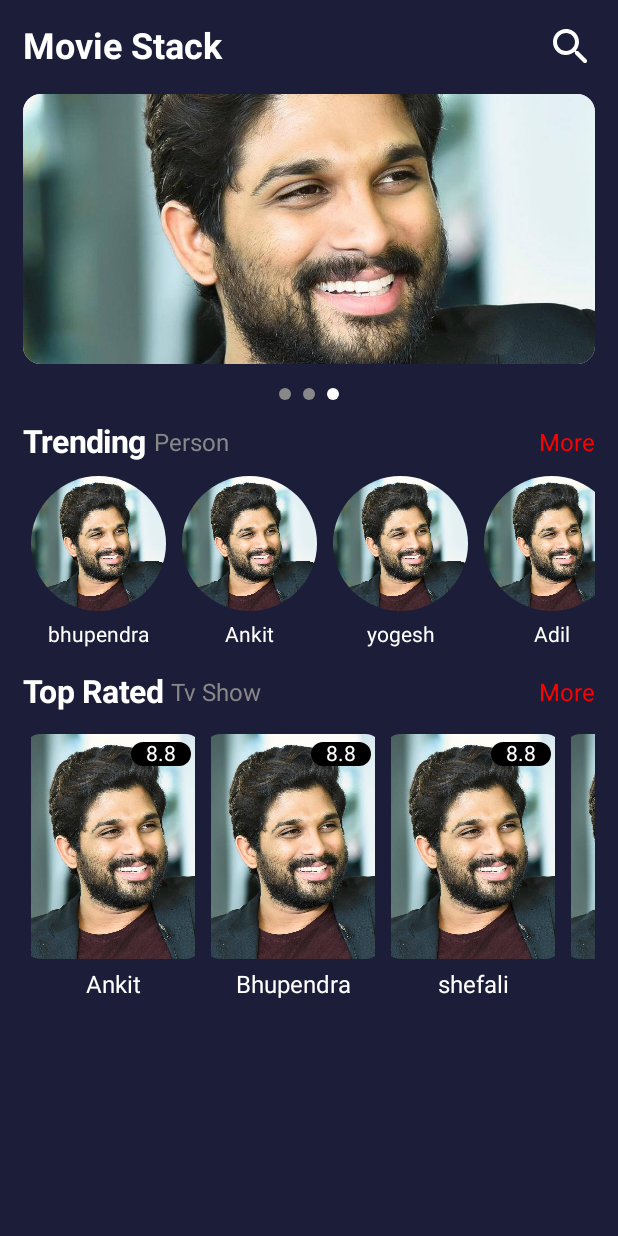
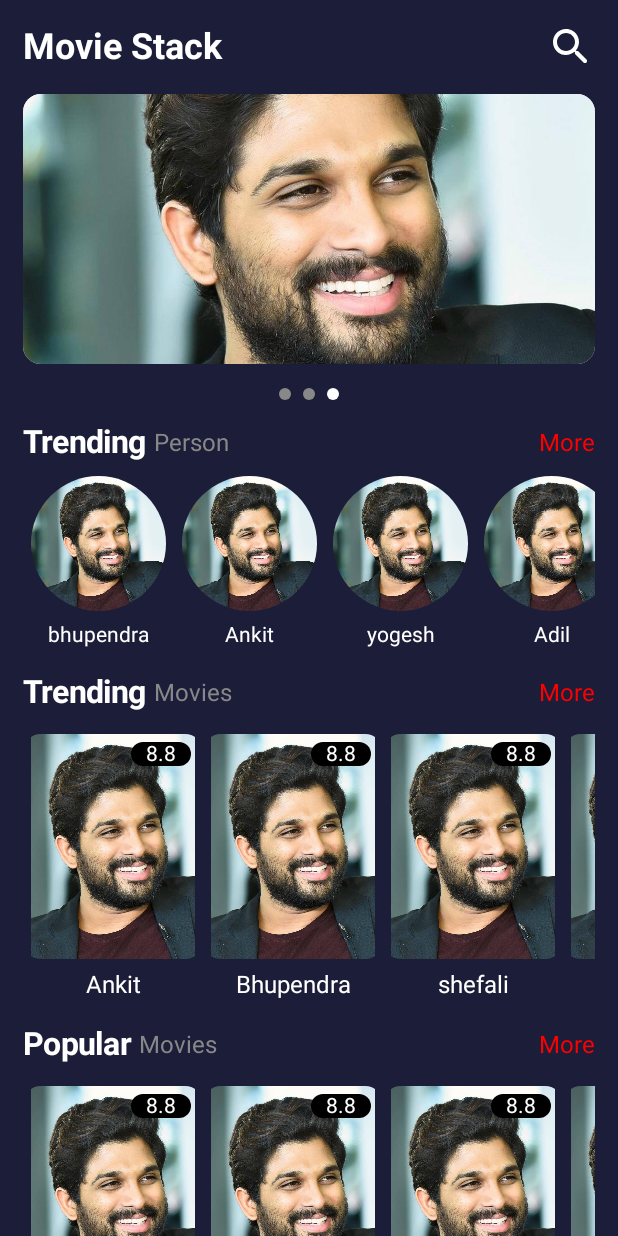
Before and after one commit to Bhupendrapatel98/Movie-Matrix, an Android app built with Jetpack Compose: the screen it shows after launch (MainActivity), on a phone screen of 412 x 824 dp. Run offline under Robolectric (Android 15) with nearby library versions, the phone set to English and light mode, and no system bars; our stand-ins replace accompanist.

Commit message:
popular movies ui done

```diff
--- a/app/src/main/java/com/app/moviematrix/HomeScreen.kt
+++ b/app/src/main/java/com/app/moviematrix/HomeScreen.kt
@@ -51,6 +51,132 @@
                         .clip(CircleShape)
                 )
                 Text(text = item, color = Color.White, modifier = Modifier.padding(top = 8.dp))
+            }
+        }
+    }
+}
+
+@Preview
+@Composable
+fun TrendingMovies() {
+    val list = listOf("Ankit", "Bhupendra", "shefali", "Pooja", "Mayank", "Yogesh")
+    Column(
+        modifier = Modifier
+            .fillMaxWidth()
+            .padding(top = 18.dp)
+    ) {
+        Row(verticalAlignment = Alignment.CenterVertically) {
+            Text(
+                text = "Trending",
+                fontSize = 21.sp,
+                fontWeight = FontWeight.Bold,
+                color = Color.White
+            )
+            Spacer(Modifier.width(5.dp))
+            Text(text = "Movies", fontSize = 16.sp, color = Color.Gray)
+            Spacer(modifier = Modifier.weight(1f))
+            Text(text = "More", fontSize = 16.sp, color = Color.Red)
+        }
+        LazyRow(modifier = Modifier.padding(top = 15.dp)) {
+            items(list) { item ->
+                Column(
+                    horizontalAlignment = Alignment.CenterHorizontally
+                ) {
+                    Box {
+                        Image(
+                            painter = painterResource(id = R.drawable.person),
+                            contentDescription = "banner Image",
+                            contentScale = ContentScale.Crop,
+                            modifier = Modifier
+                                .width(120.dp)
+                                .height(150.dp)
+                                .clip(RoundedCornerShape(12.dp))
+                                .padding(horizontal = 5.dp)
+                        )
+                        Text(
+                            text = "8.8",
+                            fontSize = 14.sp,
+                            color = Color.White,
+                            modifier = Modifier
+                                .padding(top = 5.dp, end = 8.dp)
+                                .clip(
+                                    CircleShape
+                                )
+                                .background(Color.Black)
+                                .padding(horizontal = 10.dp)
+                                .align(alignment = Alignment.TopEnd)
+                        )
+                    }
+                    Text(
+                        text = item,
+                        fontSize = 16.sp,
+                        color = Color.White,
+                        modifier = Modifier.padding(top = 8.dp)
+                    )
+                }
+            }
+        }
+    }
+}
+
+@Preview
+@Composable
+fun PopularMovies() {
+    val list = listOf("Ankit", "Bhupendra", "shefali", "Pooja", "Mayank", "Yogesh")
+    Column(
+        modifier = Modifier
+            .fillMaxWidth()
+            .padding(top = 18.dp)
+    ) {
+        Row(verticalAlignment = Alignment.CenterVertically) {
+            Text(
+                text = "Popular",
+                fontSize = 21.sp,
+                fontWeight = FontWeight.Bold,
+                color = Color.White
+            )
+            Spacer(Modifier.width(5.dp))
+            Text(text = "Movies", fontSize = 16.sp, color = Color.Gray)
+            Spacer(modifier = Modifier.weight(1f))
+            Text(text = "More", fontSize = 16.sp, color = Color.Red)
+        }
+        LazyRow(modifier = Modifier.padding(top = 15.dp)) {
+            items(list) { item ->
+                Column(
+                    horizontalAlignment = Alignment.CenterHorizontally
+                ) {
+                    Box {
+                        Image(
+                            painter = painterResource(id = R.drawable.person),
+                            contentDescription = "banner Image",
+                            contentScale = ContentScale.Crop,
+                            modifier = Modifier
+                                .width(120.dp)
+                                .height(150.dp)
+                                .clip(RoundedCornerShape(12.dp))
+                                .padding(horizontal = 5.dp)
+                        )
+                        Text(
+                            text = "8.8",
+                            fontSize = 14.sp,
+                            color = Color.White,
+                            modifier = Modifier
+                                .padding(top = 5.dp, end = 8.dp)
+                                .clip(
+                                    CircleShape
+                                )
+                                .background(Color.Black)
+                                .padding(horizontal = 10.dp)
+                                .align(alignment = Alignment.TopEnd)
+                        )
+                    }
+                    Text(
+                        text = item,
+                        fontSize = 16.sp,
+                        color = Color.White,
+                        modifier = Modifier.padding(top = 8.dp)
+                    )
+                }
             }
         }
     }
--- a/app/src/main/java/com/app/moviematrix/MainActivity.kt
+++ b/app/src/main/java/com/app/moviematrix/MainActivity.kt
@@ -15,6 +15,8 @@
 import androidx.compose.foundation.layout.padding
 import androidx.compose.foundation.layout.size
 import androidx.compose.foundation.layout.width
+import androidx.compose.foundation.rememberScrollState
+import androidx.compose.foundation.verticalScroll
 import androidx.compose.material.icons.Icons
 import androidx.compose.material.icons.rounded.Search
 import androidx.compose.material3.Scaffold
@@ -52,6 +54,7 @@
                         .fillMaxHeight()
                         .fillMaxWidth()
                         .padding(horizontal = 15.dp)
+                        .verticalScroll(rememberScrollState())
                 ) {
                     Row(
                         modifier = Modifier
@@ -73,6 +76,7 @@
                             modifier = Modifier.size(32.dp),
                         )
                     }
+
                     SliderBanner()
                     Row(
                         modifier = Modifier.padding(bottom = 10.dp),
@@ -90,6 +94,8 @@
                         Text(text = "More", color = Color.Red, fontSize = 16.sp)
                     }
                     TrendingPersonList()
+                    TrendingMovies()
+                    PopularMovies()
                     TopRatedTvShow()
                 }
             }
```
